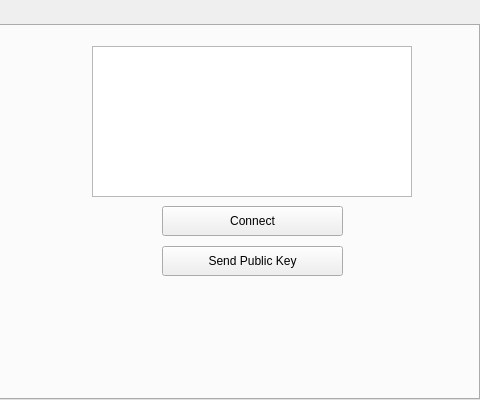
Above: src/client.ui from gerasiovM/TPM-APKS before the change; both pictures show x 320 to 800 and y 0 to 400 of the 800 by 400 pixel window. Below: the same form after it.
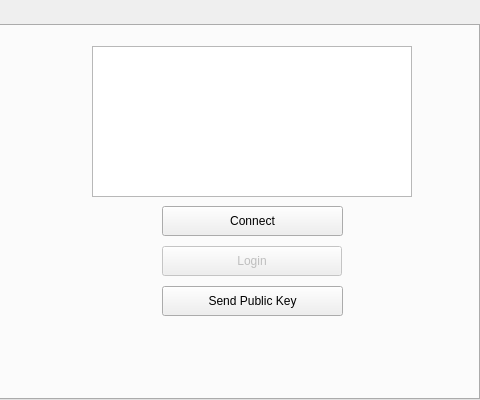
That is the form after the change.

Commit message: Added login button to client.ui

Patch:
```diff
--- a/src/client.ui
+++ b/src/client.ui
@@ -68,7 +68,7 @@
       <property name="geometry">
        <rect>
         <x>480</x>
-        <y>220</y>
+        <y>260</y>
         <width>181</width>
         <height>30</height>
        </rect>
@@ -139,7 +139,7 @@
       <property name="geometry">
        <rect>
         <x>410</x>
-        <y>260</y>
+        <y>310</y>
         <width>320</width>
         <height>20</height>
        </rect>
@@ -279,7 +279,23 @@
        <string/>
       </property>
       <property name="alignment">
-       <set>Qt::AlignLeading|Qt::AlignLeft|Qt::AlignVCenter</set>
+       <set>Qt::AlignmentFlag::AlignLeading|Qt::AlignmentFlag::AlignLeft|Qt::AlignmentFlag::AlignVCenter</set>
+      </property>
+     </widget>
+     <widget class="QPushButton" name="pushButton_login">
+      <property name="enabled">
+       <bool>false</bool>
+      </property>
+      <property name="geometry">
+       <rect>
+        <x>480</x>
+        <y>220</y>
+        <width>180</width>
+        <height>30</height>
+       </rect>
+      </property>
+      <property name="text">
+       <string>Login</string>
       </property>
      </widget>
     </widget>
```
